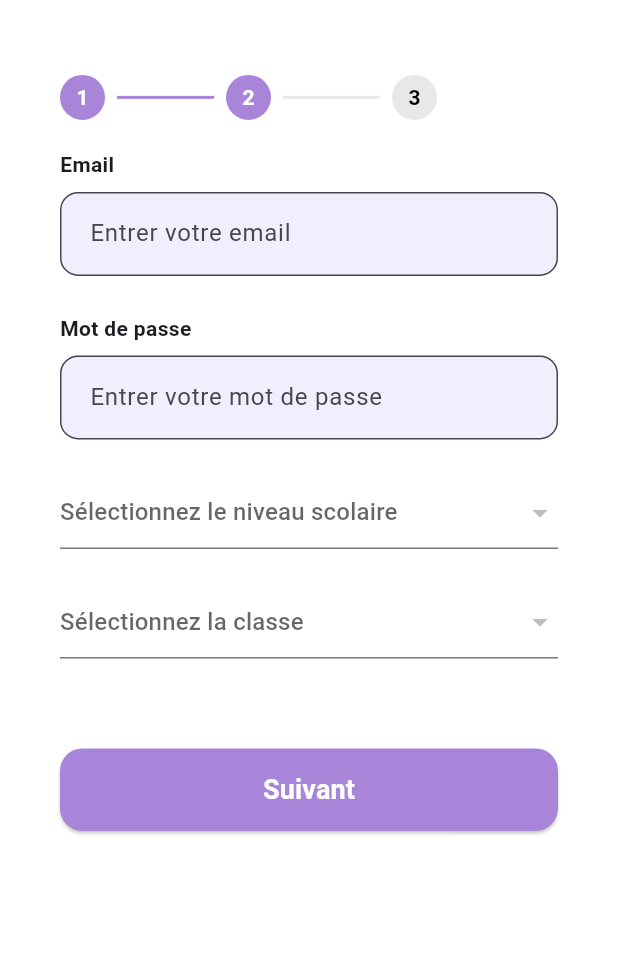
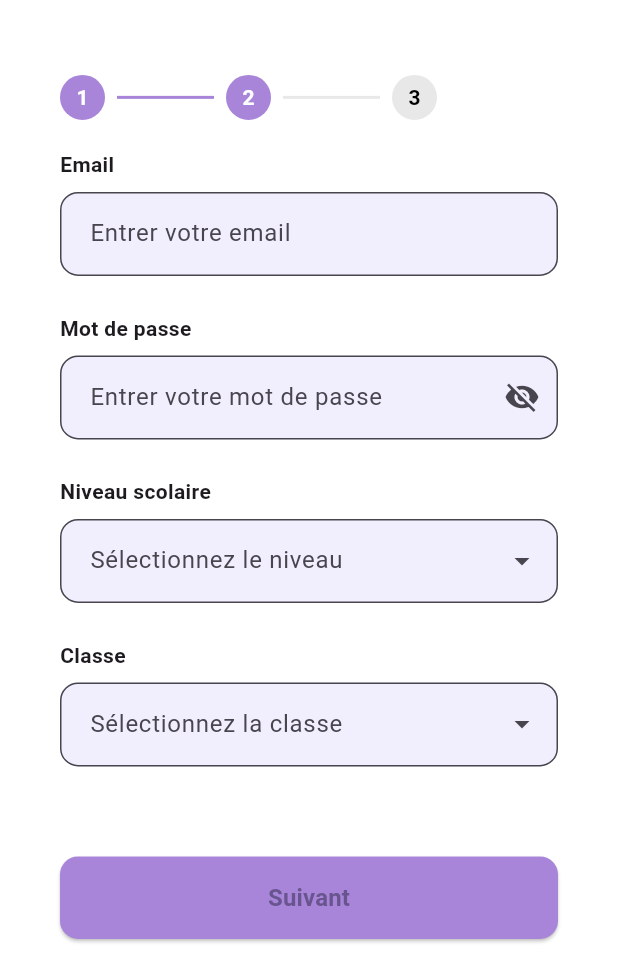
Before and after one commit to professeurdjire/Edugo, a Flutter app: the RegistrationStepperScreen screen opened directly, after a tap on "Suivant", on a phone screen of 412 x 824 dp, the part 279-1236 px from its top. Run offline on Flutter 3.47's test engine with Material 3 defaults, Android fonts, the light colour scheme and no system bars; our stand-ins replace built_collection, built_value, dio, dotted_border; missing offline and left inert: openapi; network calls fail.

Commit message:
Reajustement de l'ecran inscription

```diff
--- a/lib/screens/connexion et inscriptions/inscription.dart
+++ b/lib/screens/connexion et inscriptions/inscription.dart
@@ -241,6 +241,7 @@ class RegistrationStep2 extends StatefulWidget {
 class _RegistrationStep2State extends State<RegistrationStep2> {
   late TextEditingController _emailController;
   late TextEditingController _passwordController;
+  bool _obscurePassword = true;
 
   List<Map<String, dynamic>> niveaux = [];
   List<Map<String, dynamic>> classes = [];
@@ -248,12 +249,16 @@ class _RegistrationStep2State extends State<RegistrationStep2> {
   int? selectedNiveau;
   int? selectedClasse;
 
+  late TextEditingController _niveauController;
+  late TextEditingController _classeController;
+
   @override
   void initState() {
     super.initState();
     _emailController = TextEditingController(text: widget.email);
     _passwordController = TextEditingController(text: widget.password);
-
+    _niveauController = TextEditingController();
+    _classeController = TextEditingController();
     _loadNiveaux();
   }
 
@@ -267,6 +272,34 @@ class _RegistrationStep2State extends State<RegistrationStep2> {
     setState(() {});
   }
 
+  Future<void> _showSelectionList({
+    required List<Map<String, dynamic>> items,
+    required Function(int, String) onSelected,
+  }) async {
+    showModalBottomSheet(
+      context: context,
+      builder: (_) {
+        return SizedBox(
+          height: 300,
+          child: ListView.separated(
+            itemCount: items.length,
+            separatorBuilder: (_, __) => const Divider(height: 1),
+            itemBuilder: (_, index) {
+              final item = items[index];
+              return ListTile(
+                title: Text(item['nom']),
+                onTap: () {
+                  onSelected(item['id'], item['nom']);
+                  Navigator.pop(context);
+                },
+              );
+            },
+          ),
+        );
+      },
+    );
+  }
+
   @override
   Widget build(BuildContext context) {
     return SingleChildScrollView(
@@ -274,29 +307,70 @@ class _RegistrationStep2State extends State<RegistrationStep2> {
       child: Column(
         crossAxisAlignment: CrossAxisAlignment.start,
         children: [
-          _buildInputField(label: 'Email', hint: 'Entrer votre email', controller: _emailController, onChanged: widget.onEmailChanged, keyboardType: TextInputType.emailAddress),
-          const SizedBox(height: 25),
-          _buildInputField(label: 'Mot de passe', hint: 'Entrer votre mot de passe', isPassword: true, controller: _passwordController, onChanged: widget.onPasswordChanged),
-          const SizedBox(height: 25),
-          DropdownButtonFormField<int>(
-            value: selectedNiveau,
-            hint: const Text('Sélectionnez le niveau scolaire'),
-            items: niveaux.map((niv) => DropdownMenuItem<int>(value: niv['id'], child: Text(niv['nom']))).toList(),
-            onChanged: (val) {
-              selectedNiveau = val;
-              widget.onSchoolLevelChanged(val);
-              _loadClasses(val!);
-            },
+          _buildInputField(
+            label: 'Email',
+            hint: 'Entrer votre email',
+            controller: _emailController,
+            onChanged: widget.onEmailChanged,
+            keyboardType: TextInputType.emailAddress,
           ),
           const SizedBox(height: 25),
-          DropdownButtonFormField<int>(
-            value: selectedClasse,
-            hint: const Text('Sélectionnez la classe'),
-            items: classes.map((cls) => DropdownMenuItem<int>(value: cls['id'], child: Text(cls['nom']))).toList(),
-            onChanged: (val) {
-              selectedClasse = val;
-              widget.onClassChanged(val);
-            },
+          Text('Mot de passe', style: const TextStyle(fontWeight: FontWeight.w600)),
+          const SizedBox(height: 8),
+          TextField(
+            controller: _passwordController,
+            obscureText: _obscurePassword,
+            keyboardType: TextInputType.text,
+            onChanged: widget.onPasswordChanged,
+            textDirection: TextDirection.ltr,
+            decoration: InputDecoration(
+              hintText: 'Entrer votre mot de passe',
+              filled: true,
+              fillColor: _purpleLight,
+              contentPadding: const EdgeInsets.symmetric(horizontal: 16, vertical: 16),
+              border: OutlineInputBorder(borderRadius: BorderRadius.circular(12)),
+              suffixIcon: IconButton(
+                icon: Icon(_obscurePassword ? Icons.visibility_off : Icons.visibility),
+                onPressed: () => setState(() => _obscurePassword = !_obscurePassword),
+              ),
+            ),
+          ),
+          const SizedBox(height: 25),
+
+          _buildCustomDropdownField(
+            label: 'Niveau scolaire',
+            controller: _niveauController,
+            hint: 'Sélectionnez le niveau',
+            onTap: () => _showSelectionList(
+              items: niveaux,
+              onSelected: (id, nom) {
+                setState(() {
+                  selectedNiveau = id;
+                  _niveauController.text = nom;
+                  widget.onSchoolLevelChanged(id);
+                  selectedClasse = null;
+                  _classeController.text = '';
+                  _loadClasses(id);
+                });
+              },
+            ),
+          ),
+          const SizedBox(height: 25),
+
+          _buildCustomDropdownField(
+            label: 'Classe',
+            controller: _classeController,
+            hint: 'Sélectionnez la classe',
+            onTap: () => _showSelectionList(
+              items: classes,
+              onSelected: (id, nom) {
+                setState(() {
+                  selectedClasse = id;
+                  _classeController.text = nom;
+                  widget.onClassChanged(id);
+                });
+              },
+            ),
           ),
           const SizedBox(height: 60),
           _buildNextButton(text: 'Suivant', onPressed: widget.onNext),
@@ -307,7 +381,36 @@ class _RegistrationStep2State extends State<RegistrationStep2> {
   }
 }
 
-// ------------------ STEP 3 (Avatar + Inscription) ------------------
+Widget _buildCustomDropdownField({
+  required String label,
+  required TextEditingController controller,
+  required String hint,
+  required VoidCallback onTap,
+}) {
+  return Column(
+    crossAxisAlignment: CrossAxisAlignment.start,
+    children: [
+      Text(label, style: const TextStyle(fontWeight: FontWeight.w600)),
+      const SizedBox(height: 8),
+      TextField(
+        controller: controller,
+        readOnly: true,
+        onTap: onTap,
+        textDirection: TextDirection.ltr,
+        decoration: InputDecoration(
+          hintText: hint,
+          filled: true,
+          fillColor: _purpleLight,
+          contentPadding: const EdgeInsets.symmetric(horizontal: 16, vertical: 16),
+          border: OutlineInputBorder(borderRadius: BorderRadius.circular(12)),
+          suffixIcon: const Icon(Icons.arrow_drop_down),
+        ),
+      ),
+    ],
+  );
+}
+
+// ------------------ STEP 3 ------------------
 class RegistrationStep3 extends StatefulWidget {
   final VoidCallback onNext;
   final VoidCallback onPrevious;
@@ -344,14 +447,13 @@ class _RegistrationStep3State extends State<RegistrationStep3> {
   bool _isLoading = false;
   String? _errorMessage;
 
-  // Liste dynamique de 100 avatars via Pravatar
-  late final List<String> _avatarUrls = List.generate(100, (index) => 'https://i.pravatar.cc/150?img=${index + 1}');
+  // Liste dynamique de 100 avatars DiceBear
+  late final List<String> _avatarUrls = List.generate(100, (index) =>
+      'https://api.dicebear.com/6.x/adventurer-neutral/png?seed=${index + 1}');
 
   Future<void> _registerUser() async {
     if (_selectedAvatarIndex == null) {
-      setState(() {
-        _errorMessage = 'Veuillez sélectionner un avatar';
-      });
+      setState(() => _errorMessage = 'Veuillez sélectionner un avatar');
       return;
     }
 
@@ -376,18 +478,12 @@ class _RegistrationStep3State extends State<RegistrationStep3> {
         _authService.setAuthToken(response.token!);
         Navigator.pushReplacement(context, MaterialPageRoute(builder: (_) => const MainScreen()));
       } else {
-        setState(() {
-          _errorMessage = 'Erreur lors de l\'inscription. Veuillez réessayer.';
-        });
+        setState(() => _errorMessage = 'Erreur lors de l\'inscription. Veuillez réessayer.');
       }
     } catch (e) {
-      setState(() {
-        _errorMessage = 'Une erreur est survenue. Veuillez réessayer.';
-      });
+      setState(() => _errorMessage = 'Une erreur est survenue. Veuillez réessayer.');
     } finally {
-      setState(() {
-        _isLoading = false;
-      });
+      setState(() => _isLoading = false);
     }
   }
 
@@ -398,8 +494,7 @@ class _RegistrationStep3State extends State<RegistrationStep3> {
         const SizedBox(height: 20),
         const Text('Choisissez un avatar', style: TextStyle(fontSize: 18, fontWeight: FontWeight.bold)),
         const SizedBox(height: 15),
-        if (_errorMessage != null)
-          Text(_errorMessage!, style: const TextStyle(color: Colors.red)),
+        if (_errorMessage != null) Text(_errorMessage!, style: const TextStyle(color: Colors.red)),
         Expanded(
           child: GridView.builder(
             padding: const EdgeInsets.symmetric(horizontal: 20),
@@ -407,19 +502,33 @@ class _RegistrationStep3State extends State<RegistrationStep3> {
               crossAxisCount: 3,
               crossAxisSpacing: 10,
               mainAxisSpacing: 10,
+              childAspectRatio: 1,
             ),
             itemCount: _avatarUrls.length,
             itemBuilder: (_, index) {
+              final isSelected = _selectedAvatarIndex == index;
               return GestureDetector(
                 onTap: () => setState(() => _selectedAvatarIndex = index),
                 child: Container(
                   decoration: BoxDecoration(
-                    border: _selectedAvatarIndex == index ? Border.all(color: _purpleMain, width: 3) : null,
+                    border: isSelected
+                        ? Border.all(color: _purpleMain, width: 3)
+                        : Border.all(color: Colors.transparent),
                     borderRadius: BorderRadius.circular(12),
                   ),
                   child: ClipRRect(
                     borderRadius: BorderRadius.circular(12),
-                    child: Image.network(_avatarUrls[index], fit: BoxFit.cover),
+                    child: Image.network(
+                      _avatarUrls[index],
+                      fit: BoxFit.cover,
+                      loadingBuilder: (context, child, loadingProgress) {
+                        if (loadingProgress == null) return child;
+                        return const Center(child: CircularProgressIndicator());
+                      },
+                      errorBuilder: (context, error, stackTrace) {
+                        return const Center(child: Icon(Icons.error, color: Colors.red));
+                      },
+                    ),
                   ),
                 ),
               );
@@ -449,9 +558,10 @@ Widget _buildInputField({
       const SizedBox(height: 8),
       TextField(
         controller: controller,
+        onChanged: onChanged,
+        keyboardType: keyboardType,
         obscureText: isPassword,
-        keyboardType: keyboardType,
-        onChanged: onChanged,
+        textDirection: TextDirection.ltr,
         decoration: InputDecoration(
           hintText: hint,
           filled: true,
@@ -467,11 +577,14 @@ Widget _buildInputField({
 Widget _buildNextButton({required String text, required VoidCallback onPressed}) {
   return SizedBox(
     width: double.infinity,
-    height: 55,
     child: ElevatedButton(
+      style: ElevatedButton.styleFrom(
+        backgroundColor: _purpleMain,
+        padding: const EdgeInsets.symmetric(vertical: 16),
+        shape: RoundedRectangleBorder(borderRadius: BorderRadius.circular(12)),
+      ),
       onPressed: onPressed,
-      style: ElevatedButton.styleFrom(backgroundColor: _purpleMain, shape: RoundedRectangleBorder(borderRadius: BorderRadius.circular(15))),
-      child: Text(text, style: const TextStyle(color: Colors.white, fontWeight: FontWeight.bold, fontSize: 18)),
+      child: Text(text, style: const TextStyle(fontSize: 16, fontWeight: FontWeight.bold)),
     ),
   );
 }
--- a/lib/services/api.dart
+++ b/lib/services/api.dart
@@ -22,7 +22,7 @@ import 'package:openapi/src/api/matires_api.dart';
 import 'package:openapi/src/api/niveaux_api.dart';
 
 class Openapi {
-  static const String basePath = r'http://localhost:8080/api';
+  static const String basePath = r'http://localhost:8089/api';
 
   final Dio dio;
   final Serializers serializers;
--- a/lib/services/auth_service.dart
+++ b/lib/services/auth_service.dart
@@ -16,7 +16,7 @@ class AuthService {
 
   AuthService._internal() {
     _dio = Dio();
-    _dio.options.baseUrl = 'http://localhost:8080'; // Update with your actual API URL
+    _dio.options.baseUrl = 'http://localhost:8089'; // Update with your actual API URL
     _dio.options.contentType = 'application/json';
   }
 
--- a/lib/services/schoolService.dart
+++ b/lib/services/schoolService.dart
@@ -8,7 +8,7 @@ class SchoolService {
 
   SchoolService._internal() {
     _dio = Dio();
-    _dio.options.baseUrl = 'http://localhost:8080'; // Remplace par ton URL API
+    _dio.options.baseUrl = 'http://localhost:8089'; // Remplace par ton URL API
     _dio.options.contentType = 'application/json';
   }
 
```
